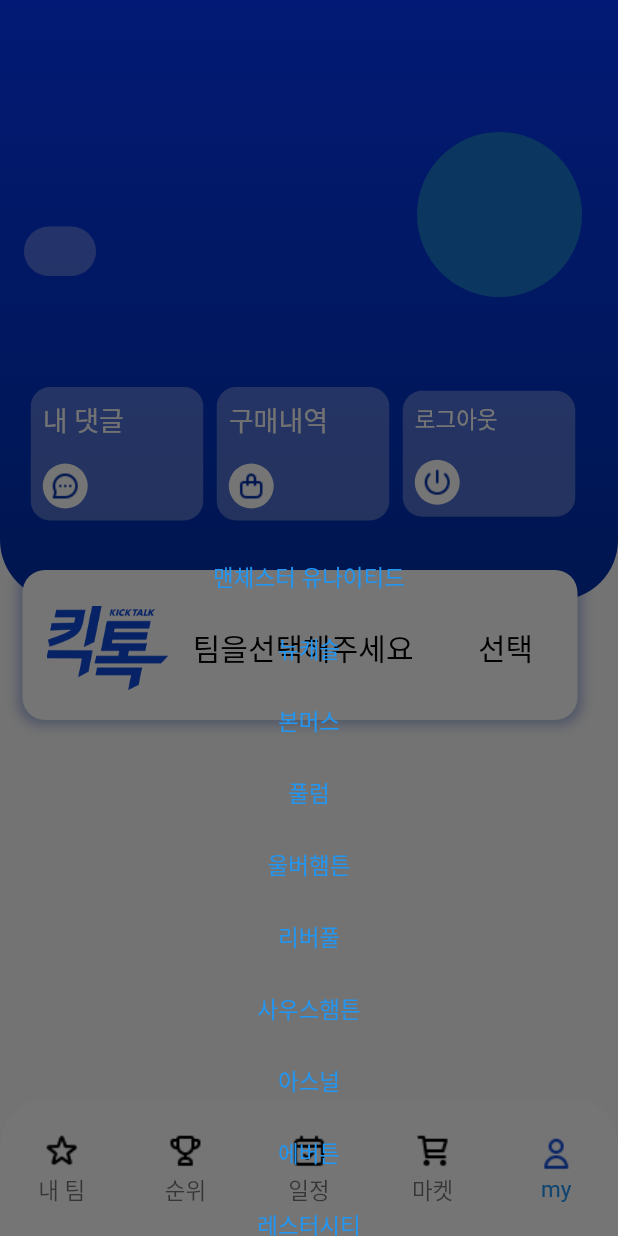
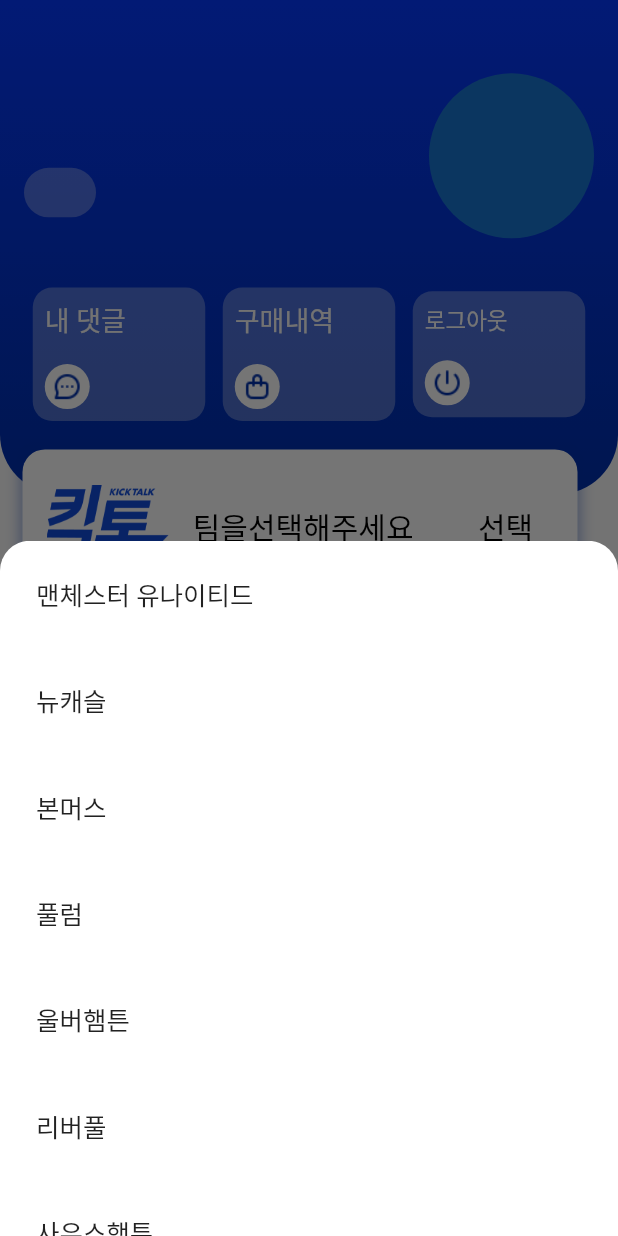
Before and after one commit to sfac-flutter-team/sfac_project, a Flutter app: the screen it shows once a user with an empty profile is signed in, item 5 of the bottom bar chosen, after a tap on "선택", on a phone screen of 412 x 824 dp. Run offline on Flutter 3.47's test engine with Material 2 defaults, Android fonts, the phone set to English and light mode, and no system bars; our stand-ins replace cloud_firestore, firebase_auth, firebase_core, firebase_storage, flutter_dotenv, get and 3 more; missing offline and left inert: remedi_kopo; accounts and stored records are empty; Roboto replaces fonts that are missing (PretendardRegular, PretendardSemiBold).

Commit message:
ui 커밋

```diff
--- a/lib/controller/my_info_controller.dart
+++ b/lib/controller/my_info_controller.dart
@@ -10,6 +10,7 @@ import 'package:image_picker/image_picker.dart';
 import 'package:sfac_project/controller/auth_controller.dart';
 import 'package:sfac_project/controller/my_team_controller.dart';
 import 'package:sfac_project/service/storage_service.dart';
+import 'package:sfac_project/util/app_color.dart';
 import 'package:sfac_project/view/widget/app_bottom_sheets.dart';
 
 import '../model/team.dart';
@@ -65,90 +66,123 @@ class MyInfoController extends GetxController {
   }
 
   void choiceTeam() {
-    Get.bottomSheet(SingleChildScrollView(
+    Get.bottomSheet(
+      SingleChildScrollView(
+      child: Container(
+        decoration: BoxDecoration(
+          color: AppColor.white,
+          borderRadius: BorderRadius.only(topLeft: Radius.circular(20), topRight: Radius.circular(20))
+        ),
         child: Column(
+          children: [
+            Column(
               children: [
                 TextButton(
                   onPressed: () => updateTeamId(33),
-            child: Text("맨체스터 유나이티드"),
+                  child: ListTile(
+                    // leading: ,
+                    title: Text("맨체스터 유나이티드")),
                 ),
                 TextButton(
                   onPressed: () => updateTeamId(34),
-            child: Text("뉴캐슬"),
+                  child: ListTile
+                  (title: Text("뉴캐슬")),
                 ),
                 TextButton(
                   onPressed: () => updateTeamId(35),
-            child: Text("본머스"),
+                  child: ListTile(
+                    title: Text("본머스")),
                 ),
                 TextButton(
                   onPressed: () => updateTeamId(36),
-            child: Text("풀럼"),
+                  child: ListTile(
+                    title: Text("풀럼")),
                 ),
                 TextButton(
                   onPressed: () => updateTeamId(39),
-            child: Text("울버햄튼"),
+                  child: ListTile(
+                    title: Text("울버햄튼")),
                 ),
                 TextButton(
                   onPressed: () => updateTeamId(40),
-            child: Text("리버풀"),
+                  child: ListTile(
+                    title: Text("리버풀")),
                 ),
                 TextButton(
                   onPressed: () => updateTeamId(41),
-            child: Text("사우스햄튼"),
+                  child: ListTile(
+                    title: Text("사우스햄튼")),
                 ),
                 TextButton(
                   onPressed: () => updateTeamId(42),
-            child: Text("아스널"),
+                  child: ListTile(
+                    title: ListTile(
+                      title: Text("아스널"))),
                 ),
                 TextButton(
                   onPressed: () => updateTeamId(45),
-            child: Text("에버튼"),
+                  child: ListTile(
+                    title: Text("에버튼")),
                 ),
                 TextButton(
                   onPressed: () => updateTeamId(46),
-            child: Text("레스터시티"),
+                  child: ListTile(
+                    title: Text("레스터시티")),
                 ),
                 TextButton(
                   onPressed: () => updateTeamId(47),
-            child: Text("토트넘"),
+                  child: ListTile
+                  (title: Text("토트넘")),
                 ),
                 TextButton(
                   onPressed: () => updateTeamId(48),
-            child: Text("웨스트햄"),
+                  child: ListTile(
+                    title: Text("웨스트햄")),
                 ),
                 TextButton(
                   onPressed: () => updateTeamId(49),
-            child: Text("첼시"),
+                  child: ListTile(
+                    title: Text("첼시")),
                 ),
                 TextButton(
                   onPressed: () => updateTeamId(50),
-            child: Text("맨체스터시티"),
+                  child: ListTile(
+                    title: Text("맨체스터시티")),
                 ),
                 TextButton(
                   onPressed: () => updateTeamId(51),
-            child: Text("브라이튼"),
+                  child: ListTile(
+                    title: Text("브라이튼")),
                 ),
                 TextButton(
                   onPressed: () => updateTeamId(52),
-            child: Text("크리스탈 팰리스"),
+                  child: ListTile(
+                    title: Text("크리스탈 팰리스")),
                 ),
                 TextButton(
                   onPressed: () => updateTeamId(55),
-            child: Text("브렌트포드"),
+                  child: ListTile(
+                    title: Text("브렌트포드")),
                 ),
                 TextButton(
                   onPressed: () => updateTeamId(63),
-            child: Text("리즈"),
+                  child: ListTile(
+                    title: Text("리즈")),
                 ),
                 TextButton(
                   onPressed: () => updateTeamId(65),
-            child: Text("노팅엄 포레스트"),
+                  child: ListTile(
+                    title: Text("노팅엄 포레스트")),
                 ),
                 TextButton(
                   onPressed: () => updateTeamId(66),
-            child: Text("아스톤빌라"),
+                  child: ListTile(
+                    title: Text("아스톤빌라")),
                 ),
               ],
+            ),
+          ],
+        ),
       ),
     ));
   }
--- a/lib/controller/ranking_controller.dart
+++ b/lib/controller/ranking_controller.dart
@@ -4,6 +4,9 @@ import 'package:get/get.dart';
 import 'package:sfac_project/model/player.dart';
 import 'package:sfac_project/model/standing.dart';
 import 'package:sfac_project/service/db_service.dart';
+import 'package:sfac_project/util/app_color.dart';
+
+import '../util/app_text_style.dart';
 
 class RankingController extends GetxController {
   RxList<QueryDocumentSnapshot<Standing>> standingInfo =
--- a/lib/util/app_text_style.dart
+++ b/lib/util/app_text_style.dart
@@ -42,7 +42,7 @@ class AppTextStyle {
     fontSize: 20,
   );
 
-  //헤더영문 몬세라트 세미볼드폰트 20사이즈
+  //헤더영문 몬세라트 세미볼드폰트 14사이즈
   static TextStyle hEngMontSemiBold14({Color color = AppColor.black}) =>
     TextStyle(fontFamily: 'MontserratBold',
     fontSize: 14, letterSpacing: -2, color: color
--- a/lib/view/screen/my_info_screen.dart
+++ b/lib/view/screen/my_info_screen.dart
@@ -25,10 +25,11 @@ class MyInfoScreen extends GetView<MyInfoController> {
                   borderRadius: BorderRadius.only(
                       bottomLeft: Radius.circular(40),
                       bottomRight: Radius.circular(40))),
-              height: 400,
+              height: MediaQuery.of(context).size.height /5*2,
               child: Padding(
-                padding: const EdgeInsets.fromLTRB(16, 88, 24, 56),
+                padding: const EdgeInsets.all(16),
                 child: Column(
+                  mainAxisAlignment: MainAxisAlignment.spaceEvenly,
                   children: [
                     Row(
                       mainAxisAlignment: MainAxisAlignment.spaceBetween,
@@ -69,9 +70,6 @@ class MyInfoScreen extends GetView<MyInfoController> {
                           ),
                         ),
                       ],
-                    ),
-                    const SizedBox(
-                      height: 60,
                     ),
                     //내 댓글, 구매내역, 로그아웃
                     Row(
@@ -188,7 +186,7 @@ class MyInfoScreen extends GetView<MyInfoController> {
           child: Obx(() {
             if (controller.teamInfo.value?.data().name == null) {
               return Container(
-                height: 100,
+                height: 110,
                 width: 370,
                 decoration: BoxDecoration(
                     color: AppColor.white,
@@ -220,7 +218,7 @@ class MyInfoScreen extends GetView<MyInfoController> {
               );
             } else {
               return Container(
-                height: 100,
+                height: 110,
                 width: 370,
                 decoration: BoxDecoration(
                     color: AppColor.white,
```
Also changed, not shown: lib/controller/my_comments_controller.dart (+31 -19 lines), lib/view/screen/ranking_screen.dart (+88 -87 lines), lib/view/widget/rank_list.dart (added, +61 -0 lines), 1 other file. Lines whose indentation alone changed are shown as unchanged.
